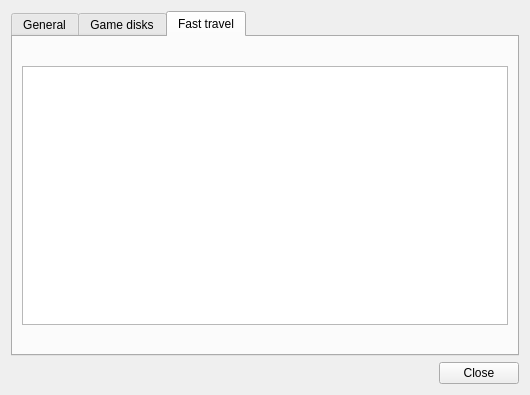
The window that wish/preferences.ui (malcyon/wish) describes before a commit, drawn with Qt 5.
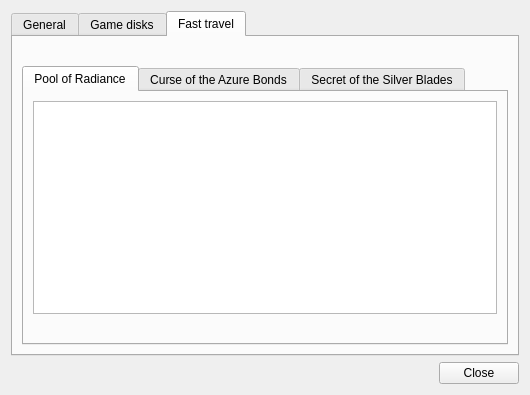
The same window after the commit. The open tabs and pages were chosen to show the change.

Commit message: Give the Fast Travel preferences one tab per game that has an area table (#15)

The edit to the form file:
```diff
--- a/wish/preferences.ui
+++ b/wish/preferences.ui
@@ -307,10 +307,42 @@
         </widget>
        </item>
        <item>
-        <widget class="QTableWidget" name="travel_table"/>
-       </item>
-       <item>
-        <widget class="QLabel" name="travel_note"/>
+        <widget class="QTabWidget" name="travel_tabs">
+         <property name="currentIndex"><number>0</number></property>
+         <widget class="QWidget" name="travel_tab_pool_of_radiance">
+          <attribute name="title"><string>Pool of Radiance</string></attribute>
+          <layout class="QVBoxLayout" name="travel_tab_layout_pool_of_radiance">
+           <item>
+            <widget class="QTableWidget" name="travel_table_pool_of_radiance"/>
+           </item>
+           <item>
+            <widget class="QLabel" name="travel_note_pool_of_radiance"/>
+           </item>
+          </layout>
+         </widget>
+         <widget class="QWidget" name="travel_tab_curse_of_the_azure_bonds">
+          <attribute name="title"><string>Curse of the Azure Bonds</string></attribute>
+          <layout class="QVBoxLayout" name="travel_tab_layout_curse_of_the_azure_bonds">
+           <item>
+            <widget class="QTableWidget" name="travel_table_curse_of_the_azure_bonds"/>
+           </item>
+           <item>
+            <widget class="QLabel" name="travel_note_curse_of_the_azure_bonds"/>
+           </item>
+          </layout>
+         </widget>
+         <widget class="QWidget" name="travel_tab_secret_of_the_silver_blades">
+          <attribute name="title"><string>Secret of the Silver Blades</string></attribute>
+          <layout class="QVBoxLayout" name="travel_tab_layout_secret_of_the_silver_blades">
+           <item>
+            <widget class="QTableWidget" name="travel_table_secret_of_the_silver_blades"/>
+           </item>
+           <item>
+            <widget class="QLabel" name="travel_note_secret_of_the_silver_blades"/>
+           </item>
+          </layout>
+         </widget>
+        </widget>
        </item>
       </layout>
      </widget>
```
The commit also changes 5 other files.
